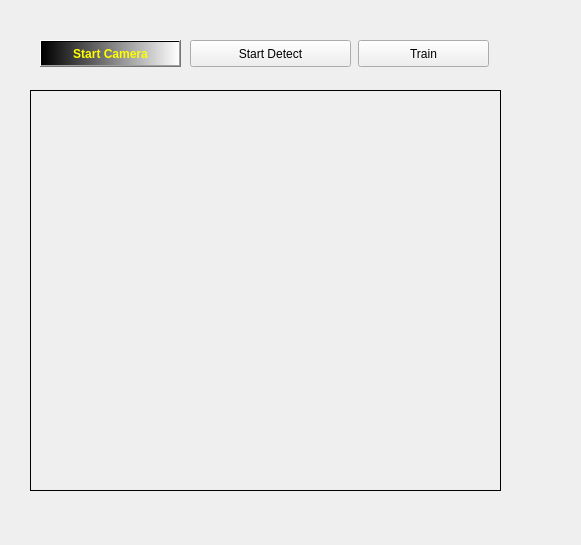
Old version of the form library.ui in the repository Kasulejoseph/lib4000.
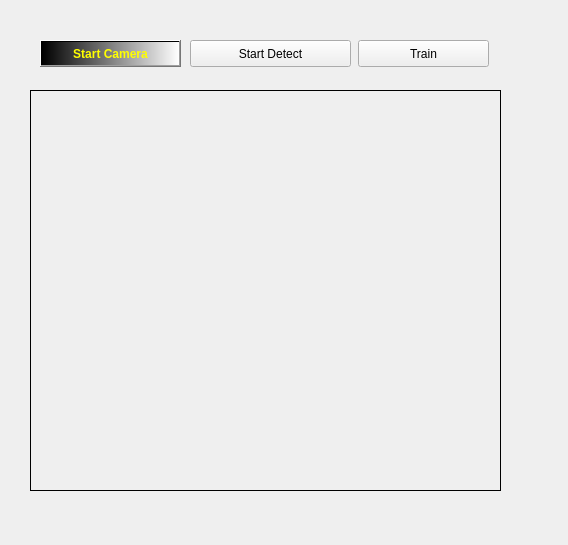
New version of the form.

Patch:
```diff
--- a/library.ui
+++ b/library.ui
@@ -6,7 +6,7 @@
    <rect>
     <x>0</x>
     <y>0</y>
-    <width>581</width>
+    <width>568</width>
     <height>545</height>
    </rect>
   </property>
```
